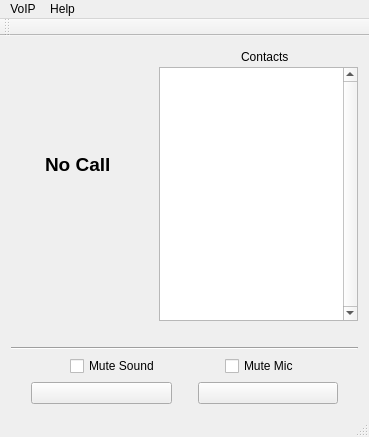
This is mainwindow.ui in Samze/Simple-VoIP as Qt 5 draws it before an edit. The edited form follows.
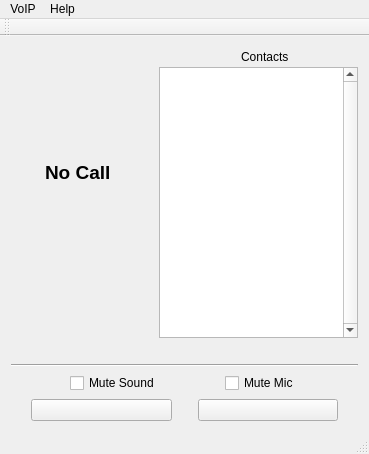
This is the edited form. Icons and pictures are not drawn.

Diff of the .ui file:
```diff
--- a/mainwindow.ui
+++ b/mainwindow.ui
@@ -7,7 +7,7 @@
     <x>0</x>
     <y>0</y>
     <width>369</width>
-    <height>437</height>
+    <height>454</height>
    </rect>
   </property>
   <property name="windowTitle">
```
Left out of the diff: 67 changed lines with no effect on the pictures.
